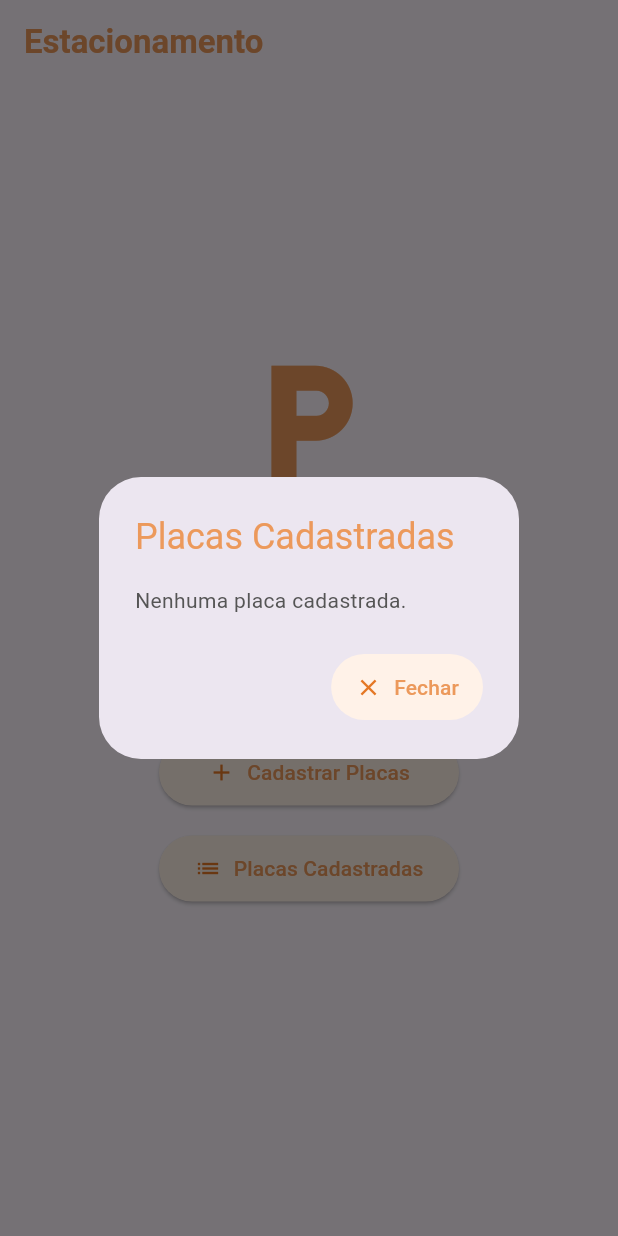
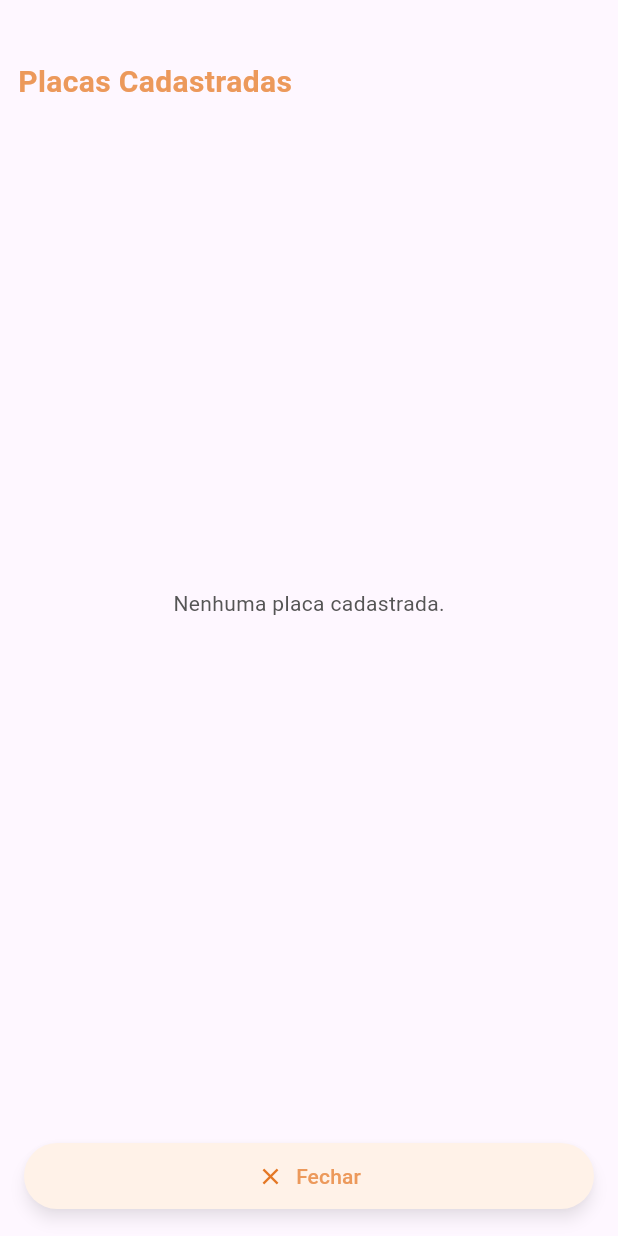
Before and after one commit to joaopgioio/estacionamento, a Flutter app: the screen it shows after launch, after a tap on "Placas Cadastradas", on a phone screen of 412 x 824 dp. Run offline on Flutter 3.47's test engine with Material 3 defaults, Android fonts, the phone set to English and light mode, and no system bars; our stand-ins replace flutter_masked_text2, font_awesome_flutter, image_picker, sqflite; missing offline and left inert: google_ml_kit; accounts and stored records are empty.

Commit message:
ajustado o tela de placas cadastradas e o campo de digitar placa que apresentava erro de bottomoverflowed

```diff
--- a/lib/placa_recognition_screen.dart
+++ b/lib/placa_recognition_screen.dart
@@ -11,10 +11,10 @@ import 'dart:io';
 
 class PlacaRecognitionScreen extends StatefulWidget {
   @override
-  _PlacaRecognitionScreenState createState() => _PlacaRecognitionScreenState();
+  PlacaRecognitionScreenState createState() => PlacaRecognitionScreenState();
 }
 
-class _PlacaRecognitionScreenState extends State<PlacaRecognitionScreen> {
+class PlacaRecognitionScreenState extends State<PlacaRecognitionScreen> {
   String recognizedText = '';
   final TextEditingController plateController = TextEditingController();
 
@@ -402,7 +402,11 @@ class _PlacaRecognitionScreenState extends State<PlacaRecognitionScreen> {
                   fontWeight: FontWeight.bold,
                 ),
               ),
-              content: TextField(
+              content: SingleChildScrollView( // Adicionei o SingleChildScrollView aqui
+                child: Column(
+                  mainAxisSize: MainAxisSize.min,
+                  children: [
+                    TextField(
                       controller: plateController,
                       maxLength: 7, // Limita a entrada a 7 caracteres
                       textCapitalization: TextCapitalization.characters, // Converte automaticamente para maiúsculas
@@ -424,6 +428,9 @@ class _PlacaRecognitionScreenState extends State<PlacaRecognitionScreen> {
                           isButtonEnabled = value.length == 7; // Verifica se a quantidade de caracteres é igual a 7
                         });
                       },
+                    ),
+                  ],
+                ),
               ),
               actions: [
                 TextButton(
@@ -502,7 +509,7 @@ class _PlacaRecognitionScreenState extends State<PlacaRecognitionScreen> {
                 Row(
                   mainAxisAlignment: MainAxisAlignment.spaceBetween,
                   children: [
-                    Text('Telefone:', style: TextStyle(color: primaryColor)),
+                    Text('Celular:', style: TextStyle(color: primaryColor)),
                     SizedBox(width: 16),
                     Expanded(
                       child: Text(
@@ -537,7 +544,7 @@ class _PlacaRecognitionScreenState extends State<PlacaRecognitionScreen> {
                           makeCall(vehicleData['telefone'], context);
                         } else {
                           ScaffoldMessenger.of(context).showSnackBar(
-                            SnackBar(content: Text('Número de telefone não disponível.')),
+                            SnackBar(content: Text('Número de celular não disponível.')),
                           );
                         }
                       },
@@ -720,7 +727,7 @@ class _PlacaRecognitionScreenState extends State<PlacaRecognitionScreen> {
                         });
                       },
                       decoration: InputDecoration(
-                        labelText: 'Telefone',
+                        labelText: 'Celular',
                         labelStyle: TextStyle(color: primaryColor),
                         focusedBorder: OutlineInputBorder(
                           borderSide: BorderSide(color: primaryColor),
@@ -825,7 +832,7 @@ class _PlacaRecognitionScreenState extends State<PlacaRecognitionScreen> {
     void validateFields(StateSetter setState) {
       print("Validando campos: ");
       setState(() {
-        print('Validando campos: Placa: ${placaController.text}, Nome: ${nomeController.text}, Telefone: ${telefoneController.text}, WhatsApp: ${whatsappController.text}');
+        print('Validando campos: Placa: ${placaController.text}, Nome: ${nomeController.text}, Celular: ${telefoneController.text}, WhatsApp: ${whatsappController.text}');
 
         bool placaValida = placaController.text.length == 7;
         bool camposValidos = validarCampos(
@@ -921,7 +928,7 @@ class _PlacaRecognitionScreenState extends State<PlacaRecognitionScreen> {
                       TextField(
                         controller: telefoneController,
                         decoration: InputDecoration(
-                          labelText: 'Telefone',
+                          labelText: 'Celular',
                           labelStyle: TextStyle(color: primaryColor),
                           focusedBorder: OutlineInputBorder(
                             borderSide: BorderSide(color: primaryColor),
@@ -1055,85 +1062,109 @@ class _PlacaRecognitionScreenState extends State<PlacaRecognitionScreen> {
   Future<void> verificarPlacasCadastradas() async {
     final List<Map<String, dynamic>> placas = await DatabaseHelper().getAllVehicles();
 
-    // Função para construir o botão de fechar
+    // Função para construir o botão de fechar na parte inferior
     Widget buildCloseButton(BuildContext context) {
-      return TextButton(
+      return Padding(
+        padding: const EdgeInsets.all(16.0),
+        child: ElevatedButton(
           onPressed: () {
             Navigator.of(context).pop();
           },
-        style: TextButton.styleFrom(
-          foregroundColor: closeButtonTextColor, // Cor do texto
-          backgroundColor: closeButtonColor, // Cor do fundo do botão
-          padding: EdgeInsets.symmetric(horizontal: 16, vertical: 12), // Ajustando o espaçamento do botão
+          style: ElevatedButton.styleFrom(
+            foregroundColor: primaryColor,
+            backgroundColor: secondaryColor,
+            padding: EdgeInsets.symmetric(horizontal: 24, vertical: 12),
+            elevation: 4, // Elevação para sombreamento do botão
+            shadowColor: Colors.black.withOpacity(0.4), // Cor da sombra do botão
           ),
           child: Row(
             mainAxisSize: MainAxisSize.min,
+            mainAxisAlignment: MainAxisAlignment.center,
             children: [
-            Icon(Icons.close, color: closeButtonIconColor), // Ícone de fechar
-            SizedBox(width: 8), // Espaçamento entre o ícone e o texto
-            Text('Fechar'),
+              Icon(Icons.close, color: buttonIconColor), // Ícone
+              SizedBox(width: 8),
+              Text('Fechar', style: TextStyle(color: buttonTextColor)), // Texto
             ],
+          ),
         ),
       );
     }
 
-    // Função para construir o conteúdo do diálogo
-    Widget buildDialogContent(BuildContext context) {
+    // Função para construir o conteúdo do modal
+    Widget buildModalContent(BuildContext context) {
       if (placas.isEmpty) {
-        return Text('Nenhuma placa cadastrada.',
-            style: TextStyle(color: contentTextColor)); // Texto do conteúdo
+        return Center(
+          child: Text('Nenhuma placa cadastrada.', style: TextStyle(color: contentTextColor)),
+        );
       } else {
-        return SingleChildScrollView( // Adiciona um scroll ao conteúdo
-          child: Column(
-            mainAxisSize: MainAxisSize.min,
-            children: placas.map((vehicle) {
+        return ListView.builder(
+          padding: EdgeInsets.only(top: 16),
+          itemCount: placas.length,
+          itemBuilder: (context, index) {
+            final vehicle = placas[index];
             return Container(
-                margin: EdgeInsets.symmetric(vertical: 8), // Espaçamento entre os registros
+              margin: EdgeInsets.symmetric(vertical: 4, horizontal: 12),
               decoration: BoxDecoration(
-                  color: Colors.white, // Cor de fundo do item
-                  border: Border.all(color: primaryColor, width: 1), // Borda
-                  borderRadius: BorderRadius.circular(8), // Bordas arredondadas
-                  boxShadow: [
+                color: secondaryColor, // Mesma cor do botão "Fechar"
+                borderRadius: BorderRadius.circular(6),
+                boxShadow: [ // Sombra suave para os itens da lista
                   BoxShadow(
-                      color: Colors.grey.withOpacity(0.2), // Cor da sombra
-                      spreadRadius: 1, // Raio de espalhamento da sombra
-                      blurRadius: 5, // Desfoque da sombra
-                      offset: Offset(0, 3), // Deslocamento da sombra
+                    color: Colors.black.withOpacity(0.2),
+                    blurRadius: 6,
+                    offset: Offset(2, 4), // Posição da sombra
                   ),
                 ],
               ),
               child: ListTile(
                 title: Text(
-                    vehicle['placa'] ?? 'Placa não disponível', // Uso do operador ?? para evitar erros
+                  vehicle['placa'] ?? 'Placa não disponível',
                   style: TextStyle(color: plateTextColor),
-                  ), // Cor do texto da placa
+                ),
                 subtitle: Text(
-                    vehicle['nome'] ?? 'Nome não disponível', // Uso do operador ?? para evitar erros
+                  vehicle['nome'] ?? 'Nome não disponível',
                   style: TextStyle(color: nameTextColor),
-                  ), // Cor do texto do nome
+                ),
                 onTap: () {
                   Navigator.of(context).pop();
                   showVehicleDetails(vehicle);
                 },
               ),
             );
-            }).toList(),
-          ),
+          },
         );
       }
     }
 
-    // Construindo o diálogo
-    showDialog(
+    // Exibir o modal em tela cheia
+    showModalBottomSheet(
       context: context,
+      isScrollControlled: true,
+      backgroundColor: Colors.transparent, // Remove a cor de fundo padrão
       builder: (BuildContext context) {
-        return AlertDialog(
-          title: Text(
-              'Placas Cadastradas', style: TextStyle(color: titleColor)),
-          content: buildDialogContent(context),
-          actions: [
-            buildCloseButton(context), // Usando a função para criar o botão
+        return Container(
+          decoration: BoxDecoration(
+            color: Color(0xFFFFF2E8), // A cor de fundo do modal
+            borderRadius: BorderRadius.vertical(top: Radius.circular(16)),
+          ),
+          child: Scaffold(
+            // Fundo transparente para o Scaffold
+            body: Padding(
+              padding: const EdgeInsets.symmetric(horizontal: 12.0, vertical: 16.0),
+              child: Column(
+                crossAxisAlignment: CrossAxisAlignment.start,
+                children: [
+                  SizedBox(height: 24),
+                  Text(
+                    'Placas Cadastradas',
+                    style: TextStyle(color: titleColor, fontSize: 20, fontWeight: FontWeight.bold),
+                  ),
+                  SizedBox(height: 8),
+                  Expanded(child: buildModalContent(context)), // Lista de placas
                 ],
+              ),
+            ),
+            bottomNavigationBar: buildCloseButton(context), // Botão fechar
+          ),
         );
       },
     );
```
Lines whose indentation alone changed are shown as unchanged.
